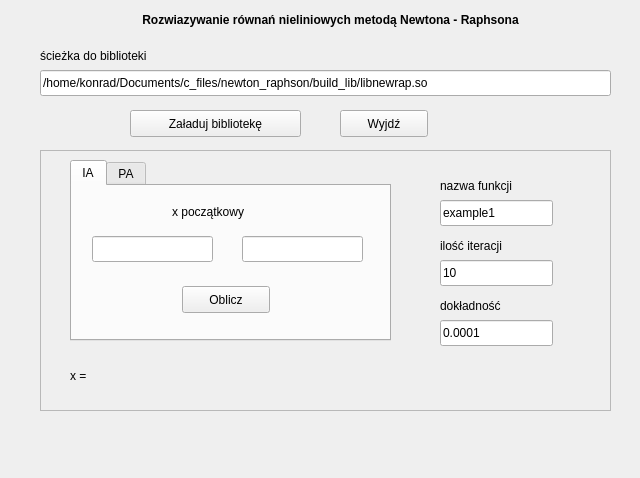
This is application/mainwindow.ui in wiekonek/Newton-Raphson as Qt 5 draws it before an edit. The edited form follows.
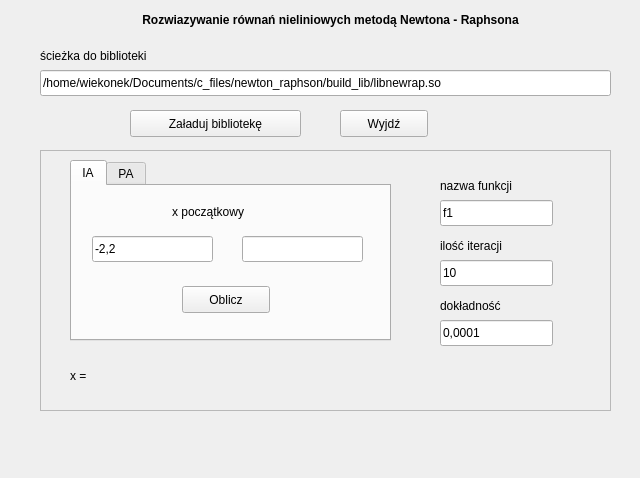
This is the edited form. The open tabs and pages were chosen to show the change.

Diff of the .ui file:
```diff
--- a/application/mainwindow.ui
+++ b/application/mainwindow.ui
@@ -62,7 +62,7 @@
      </rect>
     </property>
     <property name="text">
-     <string>/home/konrad/Documents/c_files/newton_raphson/build_lib/libnewrap.so</string>
+     <string>/home/wiekonek/Documents/c_files/newton_raphson/build_lib/libnewrap.so</string>
     </property>
    </widget>
    <widget class="QPushButton" name="pushButton_loadLib">
@@ -169,6 +169,9 @@
          <height>26</height>
         </rect>
        </property>
+       <property name="text">
+        <string>-2,2</string>
+       </property>
       </widget>
       <widget class="QLineEdit" name="lineEdit_x_4">
        <property name="enabled">
@@ -258,7 +261,7 @@
       </rect>
      </property>
      <property name="text">
-      <string>example1</string>
+      <string>f1</string>
      </property>
     </widget>
     <widget class="QLabel" name="label_6">
@@ -329,7 +332,7 @@
       </rect>
      </property>
      <property name="text">
-      <string>0.0001</string>
+      <string>0,0001</string>
      </property>
     </widget>
     <widget class="QLabel" name="label_ret">
```
Left out of the diff: 35 changed lines with no effect on the pictures.
